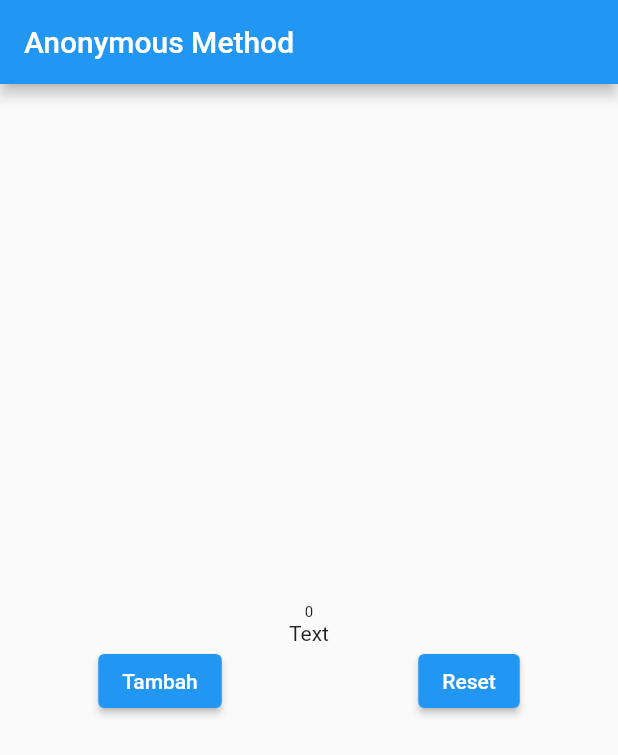
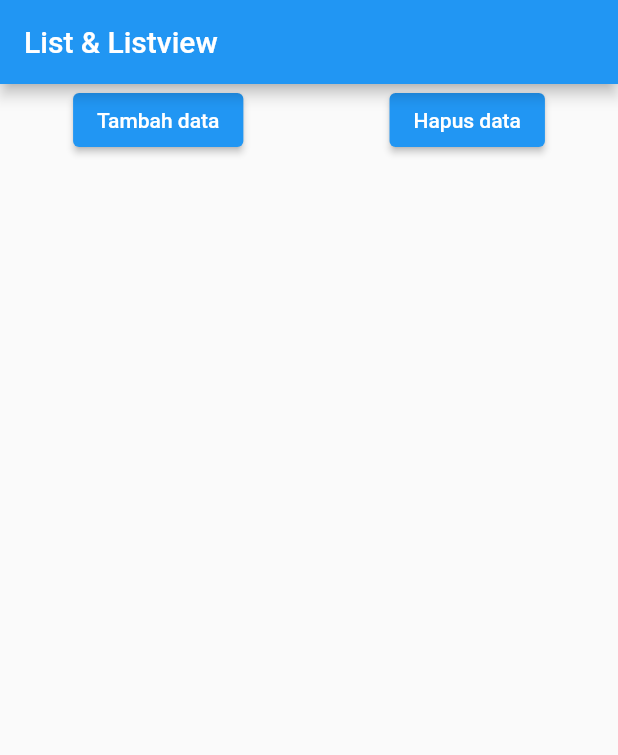
Before and after one commit to iqbalseptyan/flutter-fundamental, a Flutter app: the screen it shows after launch, on a phone screen of 412 x 824 dp. Shown: the top 755 px of the screen. Run offline on Flutter 3.47's test engine with Material 2 defaults, Android fonts, the phone set to English and light mode, and no system bars.

Commit message:
List & Listview

```diff
--- a/lib/main.dart
+++ b/lib/main.dart
@@ -12,59 +12,54 @@ class MyApp extends StatefulWidget {
 }
 
 class _MyAppState extends State<MyApp> {
-  String message = "Text";
+  List<Widget> widgets = [];
+  int counter = 1;
 
-  int number = 0;
-  void onPressed() {
-    setState(() {
-      number = number + 1;
-    });
-  }
-
-  void onPressedReset() {
-    setState(() {
-      number = 0;
-    });
-  }
+  // _MyAppState() {
+  //   for (int i = 0; i < 15; i++) {
+  //     widgets.add(Text(
+  //       'data ke - ' + i.toString(),
+  //       style: TextStyle(fontSize: 50),
+  //     ));
+  //   }
+  // }
 
   @override
   Widget build(BuildContext context) {
     return MaterialApp(
         home: Scaffold(
       appBar: AppBar(
-        title: const Text("Anonymous Method"),
+        title: const Text("List & Listview"),
       ),
       body: Center(
-        child: Column(
-          mainAxisAlignment: MainAxisAlignment.center,
+        child: ListView(
           children: [
-            Text(
-              number.toString(),
-              style: TextStyle(fontSize: 10 + number.toDouble()),
-            ),
-            Text(message),
             Row(
               mainAxisAlignment: MainAxisAlignment.spaceAround,
               children: [
                 ElevatedButton(
                     onPressed: () {
-                    onPressed();
                       setState(() {
-                      message = "tombol ditekan";
+                        widgets.add(Text(
+                          "data ke- " + counter.toString(),
+                          style: const TextStyle(fontSize: 30),
+                        ));
+                        counter++;
                       });
                     },
-                  child: const Text('Tambah'),
-                ),
+                    child: const Text('Tambah data')),
                 ElevatedButton(
                     onPressed: () {
-                    onPressedReset();
                       setState(() {
-                      message = "Text";
+                        widgets.removeLast();
+                        counter--;
                       });
                     },
-                  child: const Text('Reset'),
+                    child: const Text('Hapus data')),
+              ],
             ),
-              ],
+            Column(
+              children: widgets,
             )
           ],
         ),
```
Lines whose indentation alone changed are shown as unchanged.
